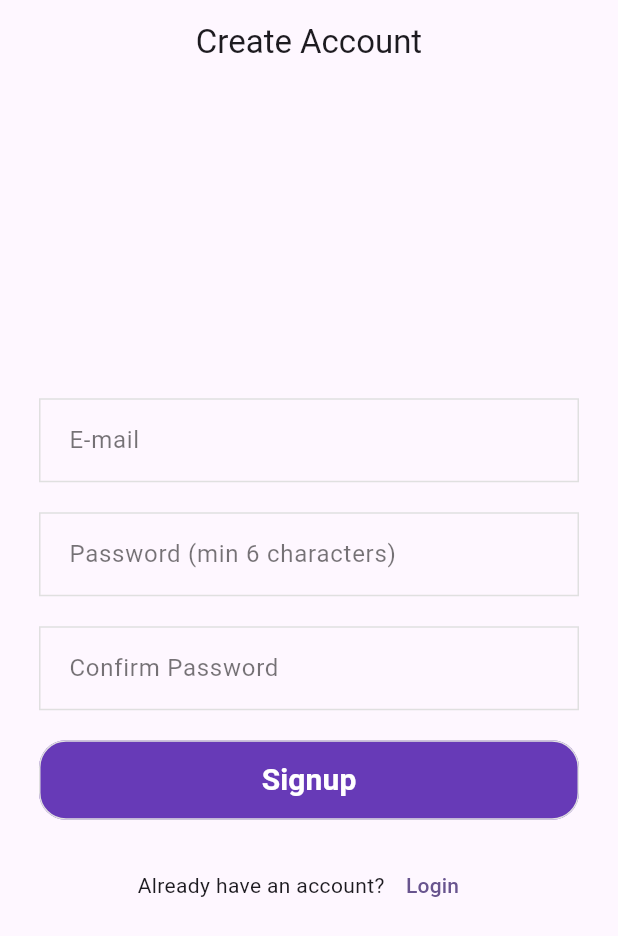
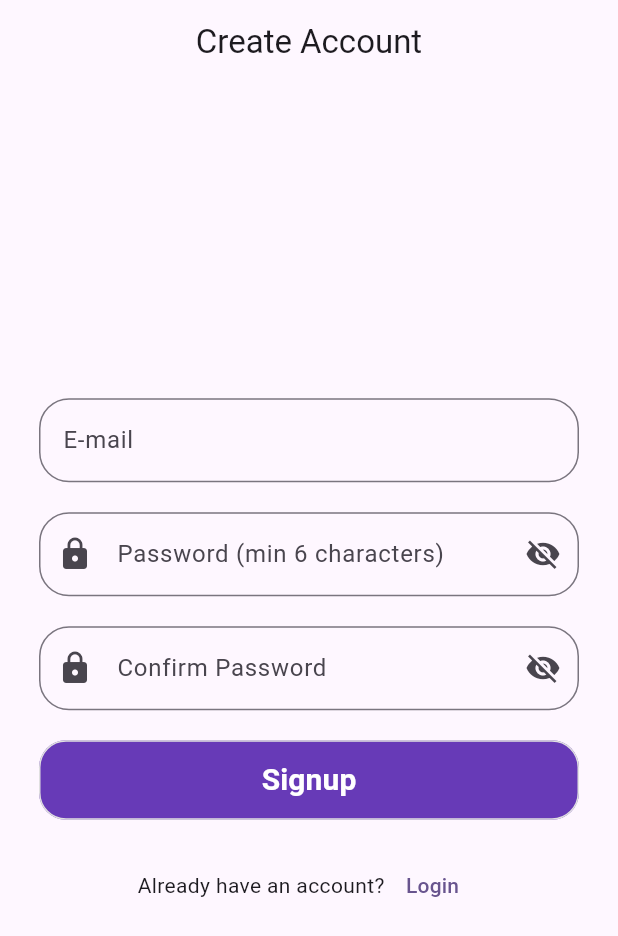
Before and after one commit to samarth-thaker/Financial-Calculator, a Flutter app: the SignupScreen screen opened by its route, on a phone screen of 412 x 824 dp. Shown: the top 936 px of the screen. Run offline on Flutter 3.47's test engine with Material 3 defaults, Android fonts, the phone set to English and light mode, and no system bars; our stand-ins replace firebase_auth, firebase_core, flutter_dotenv; accounts and stored records are empty.

Commit message:
pwd field

```diff
--- a/lib/auth/login.dart
+++ b/lib/auth/login.dart
@@ -1,4 +1,4 @@
-import 'package:financial_calculator/widgets/customPWDinput.dart';
+import 'package:financial_calculator/widgets/passwordInput.dart';
 import 'package:financial_calculator/widgets/customTextButton.dart';
 import 'package:financial_calculator/widgets/inputField.dart';
 import 'package:firebase_auth/firebase_auth.dart';
@@ -90,7 +90,7 @@ class _LoginscreenState extends State<Loginscreen> {
                   Custompwdinput(
                     controller: _passwordController,
                     hintText: 'Password',
-                    keyboardType: TextInputType.text,
+
                   ),
                   const SizedBox(height: 20),
                   Custombutton(
--- a/lib/auth/signup.dart
+++ b/lib/auth/signup.dart
@@ -1,4 +1,4 @@
-import 'package:financial_calculator/widgets/customPWDinput.dart';
+import 'package:financial_calculator/widgets/passwordInput.dart';
 import 'package:financial_calculator/widgets/customTextButton.dart';
 import 'package:financial_calculator/widgets/inputField.dart';
 import 'package:firebase_auth/firebase_auth.dart';
@@ -169,13 +169,13 @@ class _SignupScreenState extends State<SignupScreen> {
                   Custompwdinput(
                     controller: _passwordController,
                     hintText: 'Password (min 6 characters)',
-                    keyboardType: TextInputType.text,
+
                   ),
                   const SizedBox(height: 20),
                   Custompwdinput(
                     controller: _confirmPasswordController,
                     hintText: 'Confirm Password',
-                    keyboardType: TextInputType.text,
+
                   ),
                   const SizedBox(height: 20),
                   Custombutton(
--- a/lib/widgets/customPWDinput.dart
+++ /dev/null
@@ -1,66 +0,0 @@
-import 'package:flutter/material.dart';
-
-class Custompwdinput extends StatefulWidget {
-  final String hintText;
-  final TextEditingController controller;
-  final TextInputType keyboardType;
-  final bool isPassword;
-
-  const Custompwdinput({
-    super.key,
-    required this.hintText,
-    required this.controller,
-    this.keyboardType = TextInputType.text,
-    this.isPassword = false,
-  });
-
-  @override
-  State<Custompwdinput> createState() => _CustompwdinputState();
-}
-
-class _CustompwdinputState extends State<Custompwdinput> {
-  late bool _obscureText;
-
-  @override
-  void initState() {
-    super.initState();
-    _obscureText = widget.isPassword; // true if password, false otherwise
-  }
-
-  @override
-  Widget build(BuildContext context) {
-    return TextField(
-      controller: widget.controller,
-      keyboardType: widget.keyboardType,
-      obscureText: widget.isPassword ? _obscureText : false,
-      decoration: InputDecoration(
-        contentPadding: const EdgeInsets.all(16),
-        hintText: widget.hintText,
-        hintStyle: const TextStyle(color: Colors.black54, fontSize: 16),
-        border: OutlineInputBorder(borderRadius: BorderRadius.circular(0)),
-        enabledBorder: OutlineInputBorder(
-          borderSide: BorderSide(color: Colors.grey.shade300),
-          borderRadius: BorderRadius.circular(0),
-        ),
-        focusedBorder: OutlineInputBorder(
-          borderSide: BorderSide(color: Colors.grey.shade400),
-          borderRadius: BorderRadius.circular(0),
-        ),
-        suffixIcon: widget.isPassword
-            ? IconButton(
-                onPressed: () {
-                  setState(() {
-                    _obscureText = !_obscureText;
-                  });
-                },
-                icon: Icon(
-                  _obscureText ? Icons.visibility_off : Icons.visibility,
-                ),
-              )
-            : null,
-        filled: false,
-        floatingLabelBehavior: FloatingLabelBehavior.never,
-      ),
-    );
-  }
-}
--- a/lib/widgets/customTextButton.dart
+++ b/lib/widgets/customTextButton.dart
@@ -32,7 +32,7 @@ class Custombutton extends StatelessWidget {
         child:  Text(
           action,
           style: TextStyle(
-            color: Colors.white, // High contrast text
+            color: Colors.white,
             fontSize: 20,
             fontWeight: FontWeight.bold,
           ),
--- a/lib/widgets/inputField.dart
+++ b/lib/widgets/inputField.dart
@@ -14,8 +14,17 @@ class Inputfield extends StatelessWidget {
   }) : super(key: key);
 
   @override
-  Widget build(BuildContext context) {
-    return TextField(
+  Widget build(BuildContext context) => TextFormField(
+    controller: controller,
+     decoration: InputDecoration(
+          hintText: hintText,
+          border: OutlineInputBorder(
+            borderRadius: BorderRadius.circular(20),
+          ),
+  ),
+  );
+
+  /* return TextField(
       controller: controller,
       keyboardType: keyboardType,
       decoration: InputDecoration(
@@ -32,6 +41,5 @@ class Inputfield extends StatelessWidget {
           borderRadius: BorderRadius.circular(0),
         ),     fillColor: Colors.black,filled: false,
           floatingLabelBehavior: FloatingLabelBehavior.never),
-    );
-  }
+    ); */
 }
--- /dev/null
+++ b/lib/widgets/passwordInput.dart
@@ -0,0 +1,41 @@
+import 'package:flutter/material.dart';
+import 'package:flutter/services.dart';
+
+class Custompwdinput extends StatefulWidget {
+  final TextEditingController controller;
+  final String hintText;
+  const Custompwdinput({Key? key, required this.controller, required this.hintText}) : super(key: key);
+
+  @override
+  State<Custompwdinput> createState() => _CustompwdinputState();
+}
+
+class _CustompwdinputState extends State<Custompwdinput> {
+  bool isHidden = true;
+
+  @override
+  Widget build(BuildContext context) => TextFormField(
+        controller: widget.controller,
+        obscureText: isHidden,
+        decoration: InputDecoration(
+          hintText: widget.hintText,
+          border: OutlineInputBorder(
+            borderRadius: BorderRadius.circular(20),
+          ),
+          prefixIcon: Icon(Icons.lock),
+          suffixIcon: IconButton(
+            icon:
+                isHidden ? Icon(Icons.visibility_off) : Icon(Icons.visibility),
+            onPressed: togglePasswordVisibility,
+          ),
+        ),
+        keyboardType: TextInputType.visiblePassword,
+        autofillHints: [AutofillHints.password],
+        onEditingComplete: () => TextInput.finishAutofillContext(),
+        validator: (password) => password != null && password.length < 6
+            ? 'Enter min. 6 characters'
+            : null,
+      );
+
+  void togglePasswordVisibility() => setState(() => isHidden = !isHidden);
+}
```
Also changed, not shown: lib/main.dart (+6 -8 lines).
